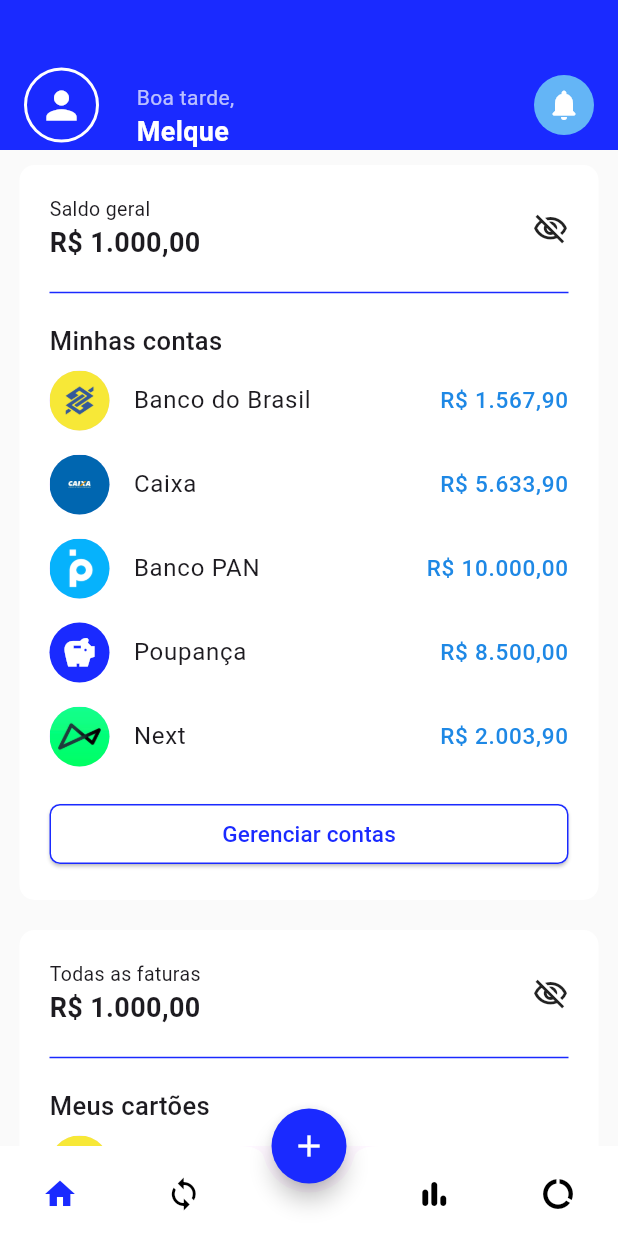
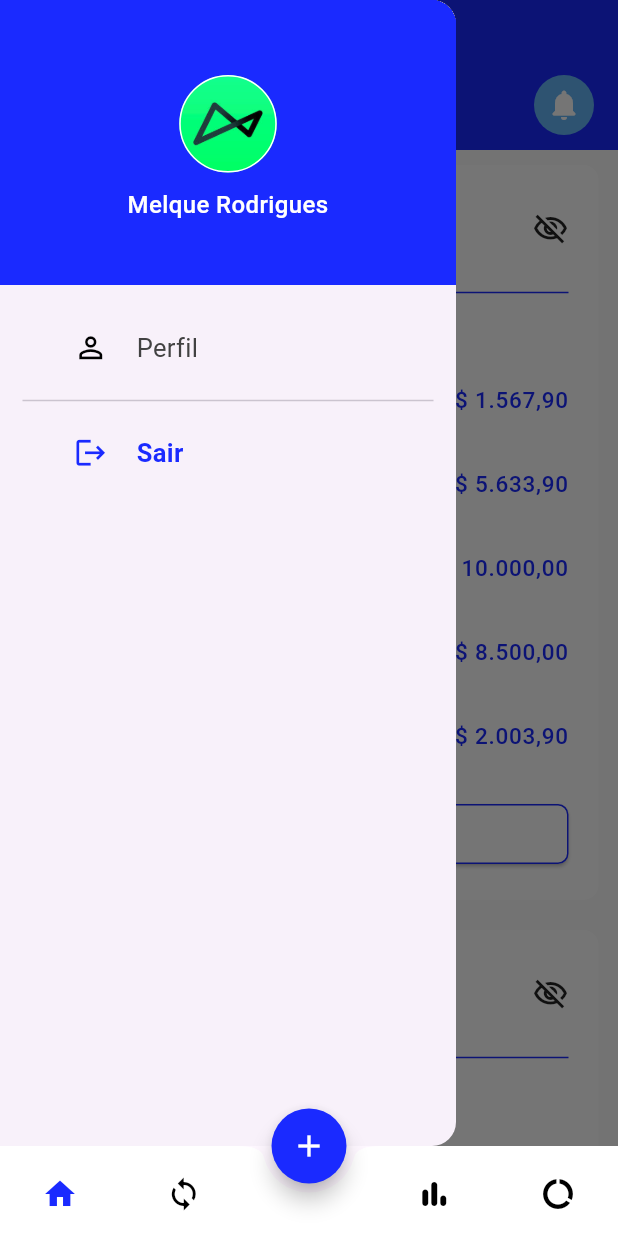
Before and after one commit to melquetrindade/financas-pessoais, a Flutter app: the screen it shows after launch, after a tap on the "person" icon, on a phone screen of 412 x 824 dp. Run offline on Flutter 3.47's test engine with Material 3 defaults, Android fonts, the phone set to English and light mode, and no system bars; our stand-ins replace lottie.

Commit message:
criando o drawer do app

```diff
--- a/financas_pessoais/lib/pages/home.dart
+++ b/financas_pessoais/lib/pages/home.dart
@@ -4,6 +4,7 @@
 import 'package:financas_pessoais/widgets/home/appBar.dart';
 import 'package:financas_pessoais/widgets/home/cardCartoes.dart';
 import 'package:financas_pessoais/widgets/home/cardContas.dart';
+import 'package:financas_pessoais/widgets/home/myHeaderDrawer.dart';
 import 'package:flutter/material.dart';
 
 class Home extends StatefulWidget {
@@ -39,30 +40,18 @@
           ),
         ],
       ),
+      drawer: Drawer(
+          child: SingleChildScrollView(
+            child: Container(
+              child: Column(
+                children: [
+                  MyHeaderDrawser(),
+
+                ],
+              ),
+            ),
+          ),
+        ),
     );
   }
 }
-
-/*
-  backgroundColor: Colors.grey.shade50,
-  appBar: PreferredSize(
-    preferredSize: const Size.fromHeight(100),
-    child: MyAppBar()
-  ),*/
-/*SingleChildScrollView(
-        child: Padding(
-          padding: const EdgeInsets.symmetric(horizontal: 13),
-          child: Column(
-            children: [
-              Cardcontas(listContas: RepositoryContas().contas),
-              SizedBox(
-                height: 20,
-              ),
-              Cardcartoes(listCartao: repositoryCartao.cartoes),
-              SizedBox(
-                height: 20,
-              ),
-            ],
-          ),
-        ),
-      ),*/
--- a/financas_pessoais/lib/widgets/gerenciarCartao/cardCartao.dart
+++ b/financas_pessoais/lib/widgets/gerenciarCartao/cardCartao.dart
@@ -40,7 +40,7 @@
                       height: 40,
                       child: CircleAvatar(
                           radius: 15,
-                          backgroundImage: AssetImage(widget.listCartao[i].icone.img),
+                          backgroundImage:  widget.listCartao[i].icone.img == "Cartão" ? null : AssetImage(widget.listCartao[i].icone.img),
                           backgroundColor: widget.listCartao[i].icone.img == "Cartão" ? AppColors.azulPrimario : null,
                           child: widget.listCartao[i].icone.img == "Cartão" ? Icon(Icons.credit_card, color: Colors.white,) : null,
                       )),
--- a/financas_pessoais/lib/widgets/home/appBar.dart
+++ b/financas_pessoais/lib/widgets/home/appBar.dart
@@ -15,6 +15,7 @@
       backgroundColor: AppColors.azulPrimario,
       floating: true,
       snap: true,
+      automaticallyImplyLeading: false,
       expandedHeight: 100,
       flexibleSpace: FlexibleSpaceBar(
         background: Padding(
@@ -37,6 +38,7 @@
                     ),
                     onTap: () {
                       print("Tocou no perfil");
+                      Scaffold.of(context).openDrawer();
                     },
                   ),
                   const SizedBox(width: 25),
--- a/financas_pessoais/lib/widgets/home/cardCartoes.dart
+++ b/financas_pessoais/lib/widgets/home/cardCartoes.dart
@@ -144,7 +144,7 @@
                       Text("R\$ ${widget.listCartao[i].limite}", style: TextStyle(
                         fontSize: 16,
                         fontWeight: FontWeight.w500,
-                        color: i == 1 ? Colors.red : i == 0 ? Colors.blue.shade600 : Colors.black
+                        color: i == 1 ? Colors.red : i == 0 ? AppColors.azulPrimario : Colors.black
                       ),)
                     ],
                   )
--- a/financas_pessoais/lib/widgets/home/cardContas.dart
+++ b/financas_pessoais/lib/widgets/home/cardContas.dart
@@ -137,7 +137,7 @@
       title: Text(widget.listContas[i].nome),
       trailing: Text(
         "R\$ ${widget.listContas[i].saldo}",
-        style: TextStyle(fontSize: 15, color: Colors.blue.shade600),
+        style: TextStyle(fontSize: 15, color: AppColors.azulPrimario),
       ),
     );
   }
--- /dev/null
+++ b/financas_pessoais/lib/widgets/home/myHeaderDrawer.dart
@@ -0,0 +1,112 @@
+import 'package:financas_pessoais/constants/app_colors.dart';
+import 'package:flutter/material.dart';
+
+class MyHeaderDrawser extends StatefulWidget {
+  const MyHeaderDrawser({super.key});
+
+  @override
+  State<MyHeaderDrawser> createState() => _MyHeaderDrawserState();
+}
+
+class _MyHeaderDrawserState extends State<MyHeaderDrawser> {
+  @override
+  Widget build(BuildContext context) {
+    return Column(
+      children: [
+        Container(
+          color: AppColors.azulPrimario,
+          width: double.infinity,
+          height: 190,
+          padding: EdgeInsets.only(top: 50),
+          child: Column(
+            children: [
+              Container(
+                margin: EdgeInsets.only(bottom: 10),
+                height: 65,
+                decoration: BoxDecoration(
+                    shape: BoxShape.circle,
+                    border: Border.all(color: Colors.white, width: 1),
+                    image: DecorationImage(image: AssetImage("assets/next.jpg"))),
+              ),
+              Container(
+                width: double.infinity,
+                child: Text(
+                  'Melque Rodrigues',
+                  textAlign: TextAlign.center,
+                  overflow: TextOverflow.ellipsis,
+                  style: TextStyle(
+                      color: Colors.white,
+                      fontSize: 16,
+                      fontWeight: FontWeight.w500),
+                ),
+              ),
+            ],
+          ),
+        ),
+        Container(
+          padding: EdgeInsets.all(15),
+          child: Column(
+            children: [
+              InkWell(
+                onTap: () {
+                  print("abrir pag de editar perfil");
+                },
+                child: Padding(
+                  padding: const EdgeInsets.all(15.0),
+                  child: Row(
+                    children: [
+                      Expanded(
+                          child: Icon(
+                        Icons.person_outline_outlined,
+                        size: 23,
+                        color: Colors.black,
+                      )),
+                      Expanded(
+                          flex: 3,
+                          child: Text(
+                            'Perfil',
+                            style: TextStyle(
+                                color: Colors.grey[800],
+                                fontSize: 17,
+                                fontWeight: FontWeight.w400),
+                          ))
+                    ],
+                  ),
+                ),
+              ),
+              Divider(),
+              InkWell(
+                onTap: () {
+                  //authService.logout();
+                  print("Fazer logout");
+                },
+                child: Padding(
+                  padding: const EdgeInsets.all(15.0),
+                  child: Row(
+                    children: [
+                      Expanded(
+                          child: Icon(
+                        Icons.logout,
+                        size: 23,
+                        color: AppColors.azulPrimario,
+                      )),
+                      Expanded(
+                          flex: 3,
+                          child: Text(
+                            'Sair',
+                            style: TextStyle(
+                                color: AppColors.azulPrimario,
+                                fontSize: 17,
+                                fontWeight: FontWeight.w600),
+                          ))
+                    ],
+                  ),
+                ),
+              )
+            ],
+          ),
+        )
+      ],
+    );
+  }
+}
```
